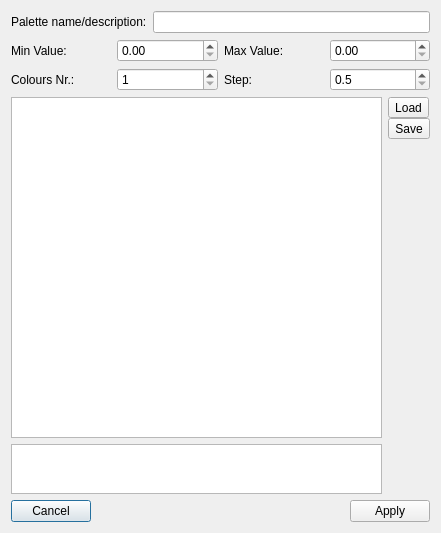
Above: qtgui/editpalettedialog.ui from frabas/DISPLACE_GUI before the change. Below: the same form after it.
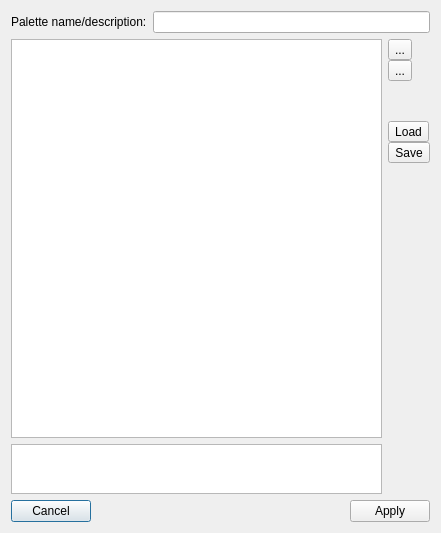
That is the form after the change. Icons and pictures are not drawn.

```diff
--- a/qtgui/editpalettedialog.ui
+++ b/qtgui/editpalettedialog.ui
@@ -29,69 +29,7 @@
     </layout>
    </item>
    <item>
-    <layout class="QGridLayout" name="gridLayout">
-     <item row="1" column="0">
-      <widget class="QLabel" name="label">
-       <property name="text">
-        <string>Min Value:</string>
-       </property>
-      </widget>
-     </item>
-     <item row="1" column="1">
-      <widget class="QDoubleSpinBox" name="minVal"/>
-     </item>
-     <item row="2" column="0">
-      <widget class="QLabel" name="label_3">
-       <property name="text">
-        <string>Colours Nr.:</string>
-       </property>
-      </widget>
-     </item>
-     <item row="2" column="1">
-      <widget class="QSpinBox" name="nrCol">
-       <property name="minimum">
-        <number>1</number>
-       </property>
-      </widget>
-     </item>
-     <item row="1" column="3">
-      <widget class="QDoubleSpinBox" name="maxVal">
-       <property name="maximum">
-        <double>100000.000000000000000</double>
-       </property>
-      </widget>
-     </item>
-     <item row="2" column="3">
-      <widget class="QDoubleSpinBox" name="step">
-       <property name="buttonSymbols">
-        <enum>QAbstractSpinBox::UpDownArrows</enum>
-       </property>
-       <property name="decimals">
-        <number>1</number>
-       </property>
-       <property name="minimum">
-        <double>0.500000000000000</double>
-       </property>
-       <property name="singleStep">
-        <double>0.500000000000000</double>
-       </property>
-      </widget>
-     </item>
-     <item row="1" column="2">
-      <widget class="QLabel" name="label_2">
-       <property name="text">
-        <string>Max Value:</string>
-       </property>
-      </widget>
-     </item>
-     <item row="2" column="2">
-      <widget class="QLabel" name="label_4">
-       <property name="text">
-        <string>Step:</string>
-       </property>
-      </widget>
-     </item>
-    </layout>
+    <layout class="QGridLayout" name="gridLayout"/>
    </item>
    <item>
     <layout class="QHBoxLayout" name="horizontalLayout_2">
@@ -136,6 +74,44 @@
        <property name="spacing">
         <number>0</number>
        </property>
+       <item>
+        <widget class="QToolButton" name="add">
+         <property name="text">
+          <string>...</string>
+         </property>
+         <property name="icon">
+          <iconset resource="qtgui.qrc">
+           <normaloff>:/icons/add.png</normaloff>:/icons/add.png</iconset>
+         </property>
+        </widget>
+       </item>
+       <item>
+        <widget class="QToolButton" name="remove">
+         <property name="text">
+          <string>...</string>
+         </property>
+         <property name="icon">
+          <iconset resource="qtgui.qrc">
+           <normaloff>:/icons/remove.png</normaloff>:/icons/remove.png</iconset>
+         </property>
+        </widget>
+       </item>
+       <item>
+        <spacer name="verticalSpacer_2">
+         <property name="orientation">
+          <enum>Qt::Vertical</enum>
+         </property>
+         <property name="sizeType">
+          <enum>QSizePolicy::Minimum</enum>
+         </property>
+         <property name="sizeHint" stdset="0">
+          <size>
+           <width>20</width>
+           <height>40</height>
+          </size>
+         </property>
+        </spacer>
+       </item>
        <item>
         <widget class="QToolButton" name="btLoad">
          <property name="text">
```
Left out of the diff: 4 changed lines with no effect on the pictures.
